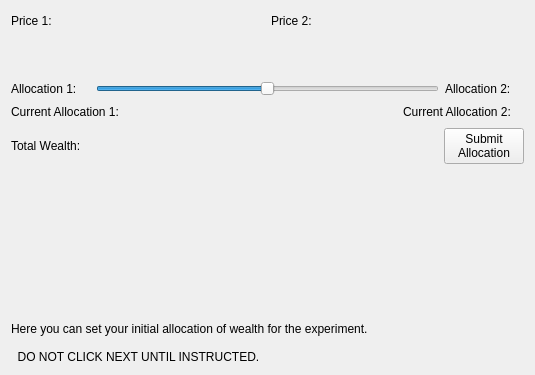
Before: the Qt Designer form MarketSimulation/initialallocationscreen.ui in dwattttt/marketsim, drawn with Qt 5.
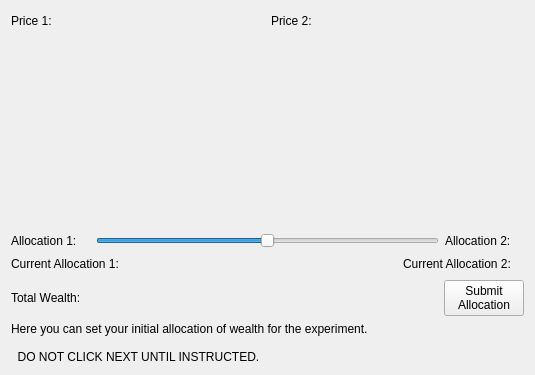
After: the same form once the commit is applied.

Commit message: Minor tweak, same as prev. commit

```diff
--- a/MarketSimulation/initialallocationscreen.ui
+++ b/MarketSimulation/initialallocationscreen.ui
@@ -231,19 +231,6 @@
        </item>
       </layout>
      </item>
-     <item>
-      <spacer name="verticalSpacer_2">
-       <property name="orientation">
-        <enum>Qt::Vertical</enum>
-       </property>
-       <property name="sizeHint" stdset="0">
-        <size>
-         <width>20</width>
-         <height>40</height>
-        </size>
-       </property>
-      </spacer>
-     </item>
      <item>
       <widget class="QLabel" name="label">
        <property name="text">
```
